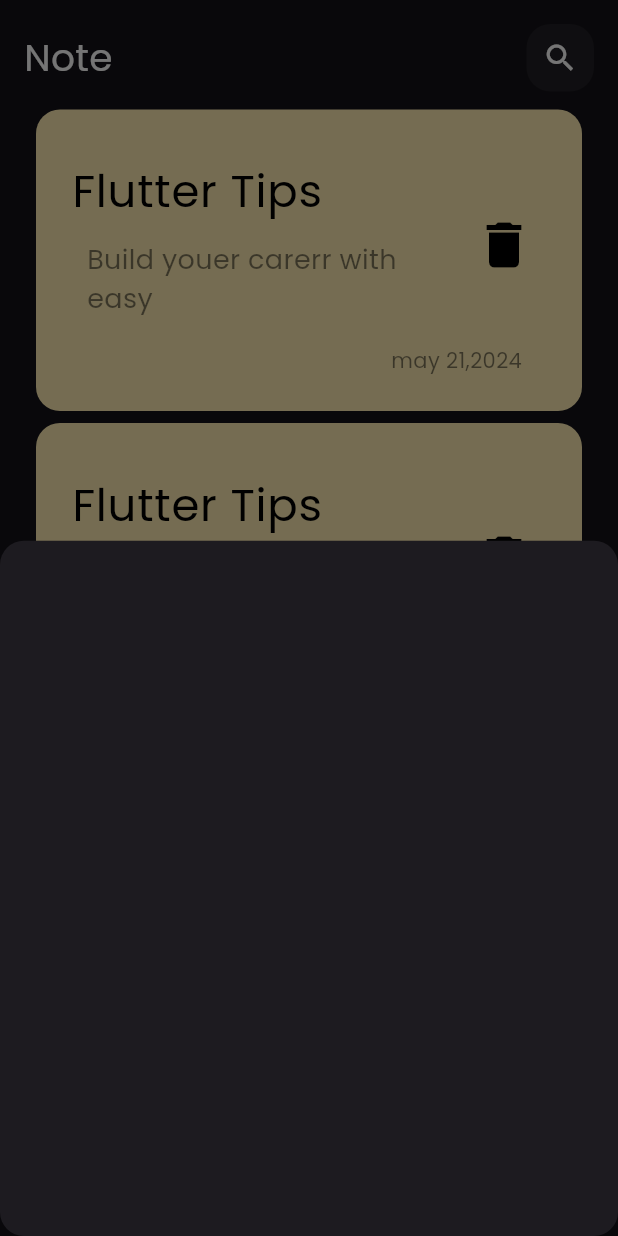
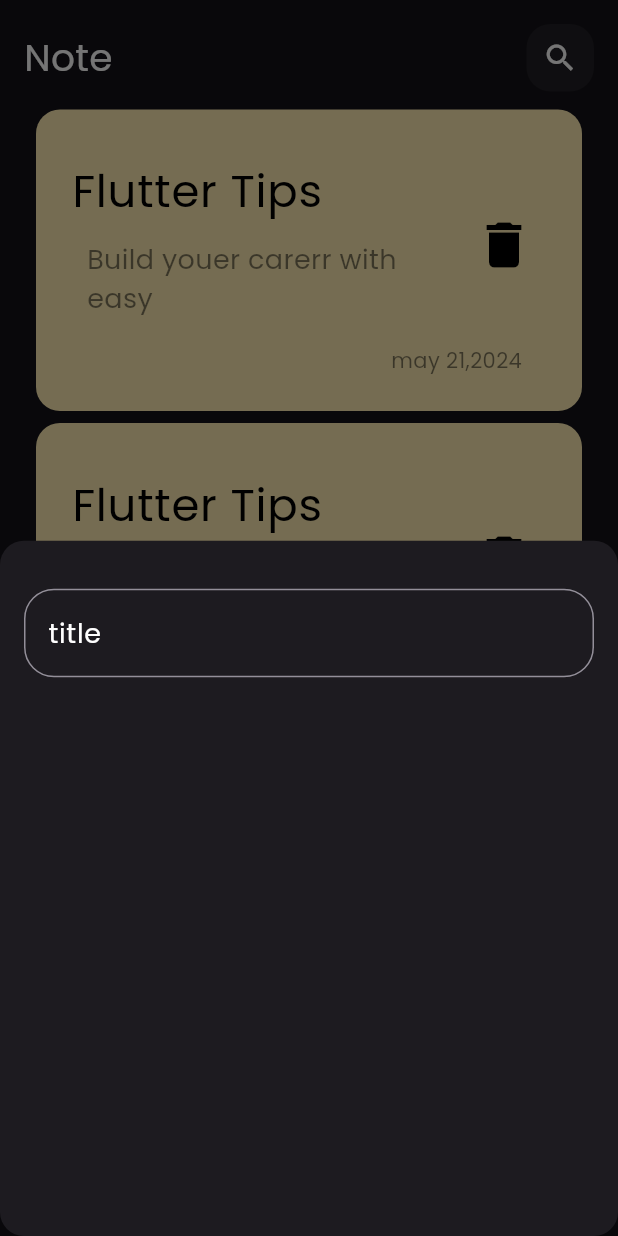
Before and after one commit to gadooo/Notes_app, a Flutter app: the screen it shows after launch, after a tap on the "add" icon, on a phone screen of 412 x 824 dp. Run offline on Flutter 3.47's test engine with Material 3 defaults, Android fonts, the phone set to English and light mode, and no system bars.

Commit message:
create custom text filed

```diff
--- /dev/null
+++ b/lib/constans.dart
@@ -0,0 +1,4 @@
+import 'package:flutter/material.dart';
+
+const kprimaryColor = Colors.lightBlue;
+const knavColor = Color(0xFF4CAF50);
--- a/lib/views/widgets/add_note_buttom_sheet.dart
+++ b/lib/views/widgets/add_note_buttom_sheet.dart
@@ -1,3 +1,4 @@
+import 'package:easy_note/views/widgets/custom_text_filde.dart';
 import 'package:flutter/material.dart';
 
 class AddNoteButtmSheet extends StatelessWidget {
@@ -5,6 +6,8 @@
 
   @override
   Widget build(BuildContext context) {
-    return Container();
+    return const Column(
+      children: [CustomTextFilde()],
+    );
   }
 }
--- /dev/null
+++ b/lib/views/widgets/custom_text_filde.dart
@@ -0,0 +1,27 @@
+import 'package:easy_note/constans.dart';
+import 'package:flutter/material.dart';
+
+class CustomTextFilde extends StatelessWidget {
+  const CustomTextFilde({super.key});
+
+  @override
+  Widget build(BuildContext context) {
+    return Padding(
+      padding: const EdgeInsets.symmetric(horizontal: 16.0, vertical: 32),
+      child: TextField(
+        cursorColor: kprimaryColor,
+        decoration: InputDecoration(
+            hintText: 'title',
+            hintStyle: const TextStyle(color: Colors.white, fontSize: 18),
+            border: customBorder(),
+            focusedBorder: customBorder(kprimaryColor)),
+      ),
+    );
+  }
+
+  OutlineInputBorder customBorder([color]) {
+    return OutlineInputBorder(
+        borderRadius: BorderRadius.circular(20),
+        borderSide: BorderSide(color: color ?? Colors.white));
+  }
+}
```
